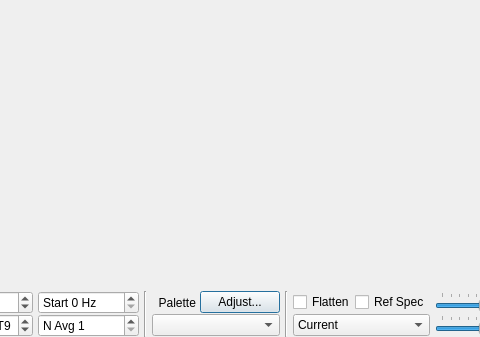
First picture: the form in widgets/widegraph.ui, repository saitohirga/WSJT-X, before the edit; both pictures show x 81 to 561 and y 0 to 337 of the 818 by 337 pixel window.
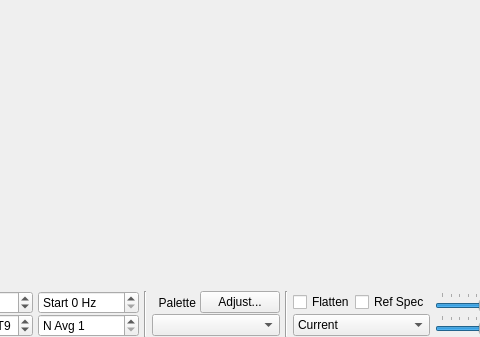
Second picture: the form after the edit. Custom widgets are drawn as their Qt base class.

Commit message:
Remove auto-default property from wide graph button
This avoid accidental palette switches by hitting ENTER.

Patch:
```diff
--- a/widgets/widegraph.ui
+++ b/widgets/widegraph.ui
@@ -157,6 +157,9 @@
           <property name="text">
            <string>Adjust...</string>
           </property>
+          <property name="autoDefault">
+           <bool>false</bool>
+          </property>
          </widget>
         </item>
        </layout>
```
